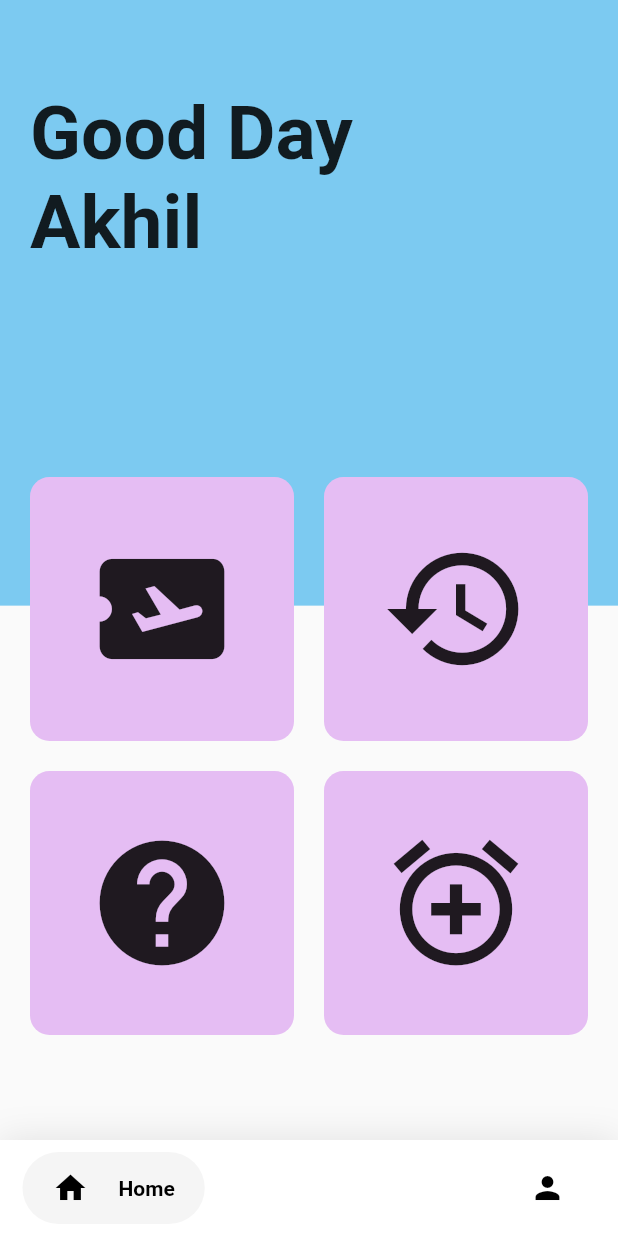
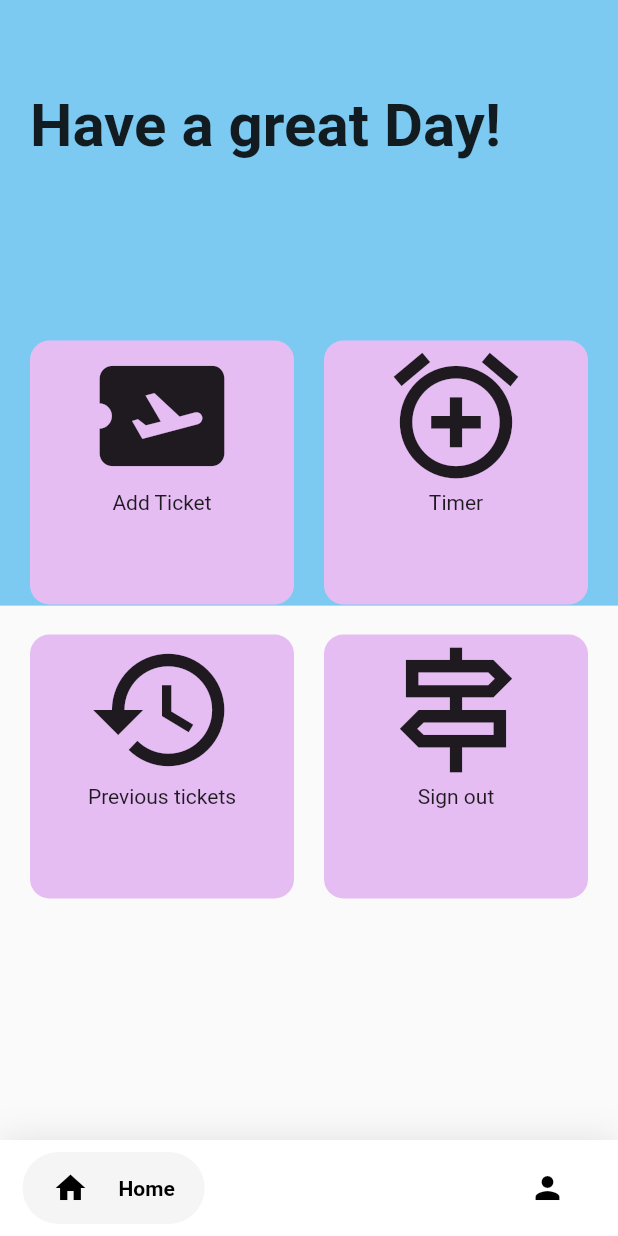
Before and after one commit to akhilpdominic/Miniproject-main, a Flutter app: the screen it shows after launch, after a tap on "Register", on a phone screen of 412 x 824 dp. Run offline on Flutter 3.47's test engine with Material 2 defaults, Android fonts, the phone set to English and light mode, and no system bars; drawn by our look-alikes of google_nav_bar; our stand-ins replace cloud_firestore, firebase_auth, firebase_core, google_fonts, google_maps_flutter, sqflite; missing offline and left inert: barcode_scan_fix, flutter_alarm_clock, flutter_polyline_points, number_inc_dec; accounts and stored records are empty; network calls fail.

Commit message:
Made all final changes

```diff
--- a/lib/main.dart
+++ b/lib/main.dart
@@ -6,14 +6,18 @@ import 'package:flutter_polyline_points/flutter_polyline_points.dart';
 import 'package:google_maps_flutter/google_maps_flutter.dart';
 import 'package:miniproject/authMain.dart';
 import 'package:miniproject/dbStops.dart';
+import 'package:miniproject/firestoreHelper.dart';
 import 'package:miniproject/firestoretest.dart';
+import 'package:miniproject/screens/alarmScreen.dart';
 import 'package:miniproject/screens/barcodeHomepage.dart';
+import 'package:miniproject/screens/endScreen.dart';
 import 'package:miniproject/screens/homepage.dart';
 import 'package:miniproject/screens/homescreen.dart';
 import 'package:miniproject/screens/infopage.dart';
 import 'package:miniproject/screens/login.dart';
 import 'package:miniproject/screens/mapscreen.dart';
 import 'package:miniproject/screens/ticket_disp.dart';
+import 'package:miniproject/screens/userProfile.dart';
 import 'package:miniproject/screens/welcome.dart';
 import 'package:number_inc_dec/number_inc_dec.dart';
 
@@ -38,6 +42,6 @@ class MyApp extends StatelessWidget {
       theme: ThemeData(
         primarySwatch: Colors.blue,
       ),
-      home: login());
+      home: welcome());
   }
 }
--- a/lib/screens/barcodeHomepage.dart
+++ b/lib/screens/barcodeHomepage.dart
@@ -28,11 +28,12 @@ Widget build(BuildContext context) {
 
       Center(child: Text('Please scan the QR code\nto book your tickets',style:
       TextStyle(color: Colors.white,fontWeight: FontWeight.bold),)),
+      SizedBox(height: 100,),
       OutlinedButton(
                   style: OutlinedButton.styleFrom(
                   primary: Colors.black,
                   backgroundColor: Colors.orange[900],
-                  minimumSize: Size(300,55),
+                  fixedSize: Size(50, 55),
                   textStyle: const TextStyle(fontSize: 20,color: Colors.black),
                   ),
                   onPressed: ()
--- a/lib/screens/homepage.dart
+++ b/lib/screens/homepage.dart
@@ -1,9 +1,12 @@
 import 'package:firebase_auth/firebase_auth.dart';
 import 'package:flutter/material.dart';
+import 'package:flutter_alarm_clock/flutter_alarm_clock.dart';
 import 'package:google_fonts/google_fonts.dart';
 import 'package:google_nav_bar/google_nav_bar.dart';
+import 'package:miniproject/firestoretest.dart';
 import 'package:miniproject/screens/barcodeHomepage.dart';
 import 'package:miniproject/screens/infopage.dart';
+import 'package:miniproject/screens/userProfile.dart';
 
 class homePage extends StatefulWidget {
   const homePage({ Key? key }) : super(key: key);
@@ -16,6 +19,8 @@ class _homePageState extends State<homePage> {
   int _selectedIndex=0;
   @override
   Widget build(BuildContext context) {
+
+    String? uname=FirebaseAuth.instance.currentUser!.email;
     var size=MediaQuery.of(context).size;
     return Scaffold(
       body: Stack(
@@ -33,13 +38,13 @@ class _homePageState extends State<homePage> {
               crossAxisAlignment: CrossAxisAlignment.start,
               children: [
                 SizedBox(height: 60,),
-                Text("Good Day\nAkhil",
+                Text("Have a great Day!",
                 style: TextStyle(
-                  fontSize: 50,
+                  fontSize: 40,
                   fontWeight: FontWeight.bold,
                 )),
 
-                SizedBox(height: 140,),
+                SizedBox(height: 120,),
 
 
                 Expanded(
@@ -61,40 +66,75 @@ class _homePageState extends State<homePage> {
                           color: Color.fromARGB(255, 229, 189, 243),
                           borderRadius: BorderRadius.circular(13)
                         ),
-                        child: Icon(Icons.airplane_ticket,
+                        child: Column(
+                          children: [
+                            Icon(Icons.airplane_ticket,
                             size: 100,),
+                            Text('Add Ticket')
+                          ],
+                        ),
 
                       ),
                     ),
                      GestureDetector(
                        onTap: ()
                       {
-                        FirebaseAuth.instance.signOut();
+                         FlutterAlarmClock.showTimers();
+
                       },
                        child: Container(
                         decoration: BoxDecoration(
                           color: Color.fromARGB(255, 229, 189, 243),
                           borderRadius: BorderRadius.circular(13)
                         ),
-                        child: Icon(Icons.history,
+                        child: Column(
+                          children: [
+                            Icon(Icons.alarm_add,
                             size: 100,),
+                            Text('Timer')
+                          ],
                         ),
                                          ),
-                     Container(
+                     ),
+                     GestureDetector(
+                      onTap: (() => {
+                        Navigator.push(
+                        context,
+                        MaterialPageRoute(
+                        builder: (context) => firestoreTest()))
+                      }),
+                       child: Container(
                         decoration: BoxDecoration(
                           color: Color.fromARGB(255, 229, 189, 243),
                           borderRadius: BorderRadius.circular(13)
                         ),
-                      child: Icon(Icons.help,
+                        child: Column(
+                          children: [
+                            Icon(Icons.history,
                             size: 100,),
+                            Text('Previous tickets')
+                          ],
                         ),
-                     Container(
+                                         ),
+                     ),
+                     GestureDetector(
+                      onTap: (() => {
+                        FirebaseAuth.instance.signOut()
+                      }),
+                       child: Container(
                         decoration: BoxDecoration(
                           color: Color.fromARGB(255, 229, 189, 243),
                           borderRadius: BorderRadius.circular(13)
                         ),
-                      child: Icon(Icons.alarm_add,
-                      size: 100,),
+                        child: Column(
+                          children: [
+                            Icon(Icons.signpost_outlined,
+                            size: 100,
+                            ),
+                            Text("Sign out")
+                          ],
+                        ),
+                                         ),
                      )
                   ],),
                 )
@@ -135,6 +175,14 @@ class _homePageState extends State<homePage> {
                   text: 'Home',
                 ),
                 GButton(
+                  onPressed: ()
+                  {
+                    Navigator.push(
+                        context,
+                        MaterialPageRoute(
+                        builder: (context) => userProfile(uname!))
+                  );
+                  },
                   icon: Icons.person,
                   text: 'Profile',
                 ),
--- a/lib/screens/welcome.dart
+++ b/lib/screens/welcome.dart
@@ -1,3 +1,5 @@
+import 'dart:async';
+
 import 'package:flutter/material.dart';
 import 'package:miniproject/screens/login.dart';
 
@@ -11,6 +13,11 @@ class welcome extends StatefulWidget {
 class _welcomeState extends State<welcome> {
   @override
   Widget build(BuildContext context) {
+    Timer(
+    Duration(seconds: 3),
+    () =>
+    Navigator.of(context).pushReplacement(MaterialPageRoute(
+    builder: (BuildContext context) => login())));
     return Scaffold(
       body: SafeArea(
         child: Container(
@@ -45,29 +52,8 @@ class _welcomeState extends State<welcome> {
                 fontWeight: FontWeight.normal),),
               ),
 
-              Container(
-                margin: EdgeInsets.only(
-                  top: 200
-                ),
-                child: OutlinedButton(
-                  style: OutlinedButton.styleFrom(
-                  primary: Colors.black,
-                  backgroundColor: Colors.blue[900],
-                  minimumSize: Size(300,55),
-                  textStyle: const TextStyle(fontSize: 20,color: Colors.black),
-                  ),
-                  onPressed: ()
-                {
-                  Navigator.push(
-                    context,
-                    MaterialPageRoute(
-                    builder: (context) => login())
-                  );
 
-                },
-                  child: Text("Get Started",style:
-                  TextStyle(color: Colors.white),)),
-              ),
+
 
 
             ],
--- a/pubspec.yaml
+++ b/pubspec.yaml
@@ -50,6 +50,7 @@ dependencies:
   qr_flutter:
   barcode_scan_fix:
   sqflite:
+  flutter_alarm_clock:
 
 
 
```
Also changed, not shown: lib/firebaseFetcher.dart (added, +35 -0 lines), lib/firestoreHelper.dart (+66 -0 lines), lib/firestoretest.dart (+69 -0 lines), lib/screens/alarmScreen.dart (added, +87 -0 lines), lib/screens/endScreen.dart (added, +62 -0 lines), lib/screens/generateQR.dart (+11 -10 lines), lib/screens/infopage.dart (+26 -2 lines), lib/screens/ticket_disp.dart (+20 -2 lines), lib/screens/userProfile.dart (added, +70 -0 lines), pubspec.lock, 1 other file. Lines whose indentation alone changed are shown as unchanged.
